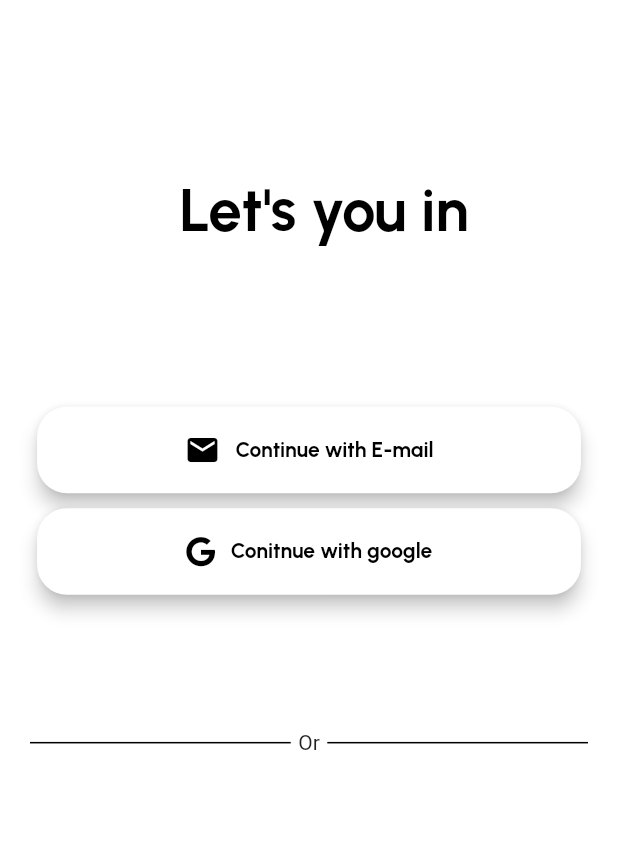
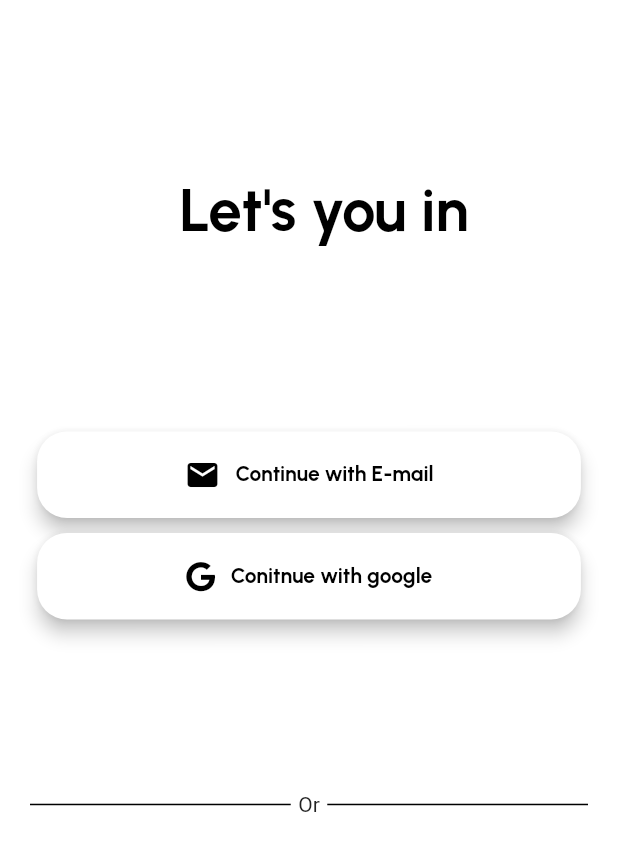
Before and after one commit to Manish5000/Diet4U, a Flutter app: the ChooseAccount screen opened directly, on a phone screen of 412 x 824 dp. Shown: the top 851 px of the screen. Run offline on Flutter 3.47's test engine with Material 2 defaults, Android fonts, the light colour scheme and no system bars; our stand-ins replace flutter_svg, font_awesome_flutter, google_fonts; missing offline and left inert: dart:ffi.

Commit message:
bug fixes

```diff
--- a/lib/Screens/Accountsetup/profle.dart
+++ b/lib/Screens/Accountsetup/profle.dart
@@ -26,7 +26,7 @@ class _FillProfileState extends State<FillProfile> {
             Heading1(
               mainheading: "Physical Activity level?",
               subheading1: 'Choose your regular activity level. This will',
-              subheading2: 'help us to personalize plans for you'),
+              subheading2: 'help us to personalize plans for you.'),
             SizedBox(height: MediaQuery.of(context).size.height*0.100),
             CircleAvatar(
               foregroundColor: Colors.grey,
@@ -48,6 +48,7 @@ class _FillProfileState extends State<FillProfile> {
               mainAxisAlignment: MainAxisAlignment.center,
               children: [
                 Button2(name: 'Skip', c1: leftButton, func: (){}, c2: leftButtontext),
+                SizedBox(width: 10,),
                 Button2(name: 'Start', c1: rightbutton, func: (){}, c2: rightbuttontext),
               ],
             ),
--- a/lib/Screens/SingupandSignin/chooseaccount.dart
+++ b/lib/Screens/SingupandSignin/chooseaccount.dart
@@ -30,11 +30,11 @@ class _ChooseAccountState extends State<ChooseAccount> {
               padding: const EdgeInsets.only(left:20,top: 40) ,
               child: Heading2(text: "Let's you in"),
             ),
-            SizedBox(height: MediaQuery.of(context).size.height*0.130,),
-            Buttonarea(icon: Icons.mail,c: Colors.black,text: 'Continue with E-mail',),
+            SizedBox(height: MediaQuery.of(context).size.height*0.150,),
+            Buttonarea(text: 'Continue with E-mail',icon: Icons.mail,c: Colors.black,),
             SizedBox(height: 10,),
             Buttonarea(text: 'Conitnue with google', icon: FontAwesomeIcons.google,c: Colors.black,iconsize: 20,),
-            SizedBox(height: MediaQuery.of(context).size.height*0.110,),
+            SizedBox(height: MediaQuery.of(context).size.height*0.140,),
             Row(mainAxisAlignment: MainAxisAlignment.center,
 
               children: [
--- a/lib/main.dart
+++ b/lib/main.dart
@@ -27,7 +27,7 @@ class MyApp extends StatelessWidget {
 
         primarySwatch: Colors.blue,
       ),
-      home: ChooseAccount(),
+      home: FillProfile(),
     );
   }
 }
```
